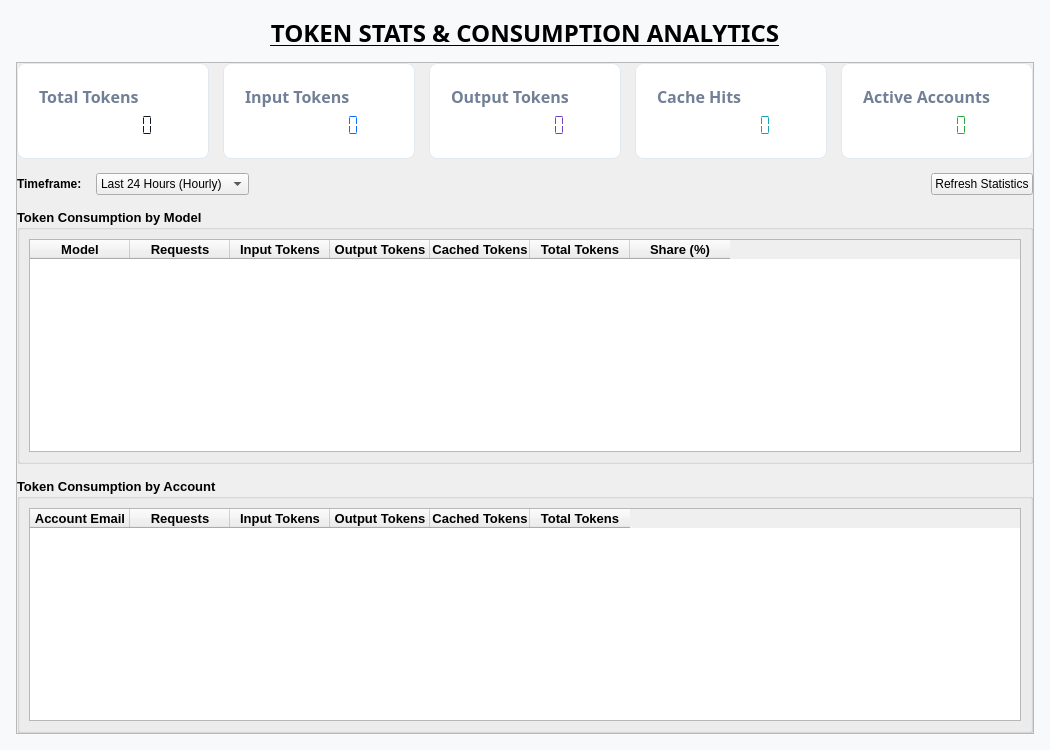
Arean82/Antigravity_Universal_Connector, file src/ui/forms/token_stats.ui: the form before one commit.
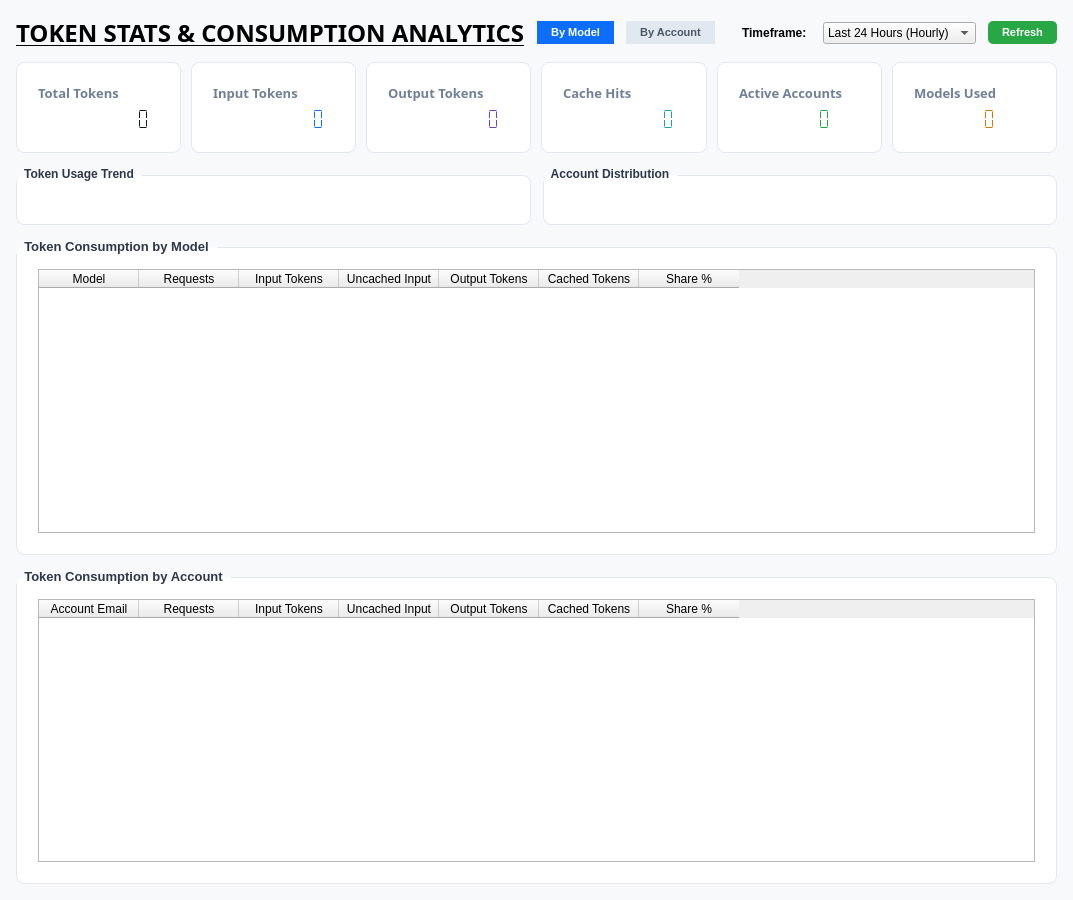
The form after the commit.

Commit message: feat: add dashboard and token stats UI forms, pages, and tests

The edit to the form file:
```diff
--- a/src/ui/forms/token_stats.ui
+++ b/src/ui/forms/token_stats.ui
@@ -3,12 +3,7 @@
  <class>TokenStatsForm</class>
  <widget class="QWidget" name="TokenStatsForm">
   <property name="geometry">
-   <rect>
-    <x>0</x>
-    <y>0</y>
-    <width>1050</width>
-    <height>750</height>
-   </rect>
+   <rect><x>0</x><y>0</y><width>1050</width><height>900</height></rect>
   </property>
   <property name="windowTitle">
    <string>Token Stats</string>
@@ -37,48 +32,89 @@
     <number>16</number>
    </property>
    <item>
-    <widget class="QLabel" name="lblHeaderTitle">
-     <property name="font">
-      <font>
-       <family>DS-Digital</family>
-       <pointsize>18</pointsize>
-       <bold>true</bold>
-       <underline>true</underline>
-      </font>
-     </property>
-     <property name="text">
-      <string>TOKEN STATS &amp; CONSUMPTION ANALYTICS</string>
-     </property>
-     <property name="alignment">
-      <set>Qt::AlignmentFlag::AlignCenter</set>
-     </property>
-    </widget>
+    <layout class="QHBoxLayout" name="layoutHeader">
+     <item>
+      <widget class="QLabel" name="lblHeaderTitle">
+       <property name="font">
+        <font><family>DS-Digital</family><pointsize>18</pointsize><bold>true</bold><underline>true</underline></font>
+       </property>
+       <property name="text"><string>TOKEN STATS &amp; CONSUMPTION ANALYTICS</string></property>
+      </widget>
+     </item>
+     <item>
+      <spacer name="spacerHeader">
+       <property name="orientation"><enum>Qt::Orientation::Horizontal</enum></property>
+       <property name="sizeHint" stdset="0"><size><width>40</width><height>20</height></size></property>
+      </spacer>
+     </item>
+     <!-- viewMode pill buttons -->
+     <item>
+      <widget class="QPushButton" name="btnViewByModel">
+       <property name="text"><string>By Model</string></property>
+       <property name="checkable"><bool>true</bool></property>
+       <property name="checked"><bool>true</bool></property>
+       <property name="styleSheet">
+        <string notr="true">
+         QPushButton { background-color: #0D6EFD; color: #FFFFFF; font-weight: bold; border: none;
+           border-radius: 4px 0 0 4px; padding: 5px 14px; font-size: 11px; }
+         QPushButton:!checked { background-color: #E2E8F0; color: #4A5568; }
+        </string>
+       </property>
+      </widget>
+     </item>
+     <item>
+      <widget class="QPushButton" name="btnViewByAccount">
+       <property name="text"><string>By Account</string></property>
+       <property name="checkable"><bool>true</bool></property>
+       <property name="styleSheet">
+        <string notr="true">
+         QPushButton { background-color: #E2E8F0; color: #4A5568; font-weight: bold; border: none;
+           border-radius: 0 4px 4px 0; padding: 5px 14px; font-size: 11px; }
+         QPushButton:checked { background-color: #0D6EFD; color: #FFFFFF; }
+        </string>
+       </property>
+      </widget>
+     </item>
+     <item>
+      <widget class="QLabel" name="lblTimeframe">
+       <property name="text"><string>Timeframe:</string></property>
+       <property name="font"><font><bold>true</bold></font></property>
+       <property name="styleSheet"><string notr="true">margin-left: 12px;</string></property>
+      </widget>
+     </item>
+     <item>
+      <widget class="QComboBox" name="comboTimeframe">
+       <item><property name="text"><string>Last 24 Hours (Hourly)</string></property></item>
+       <item><property name="text"><string>Last 7 Days (Daily)</string></property></item>
+       <item><property name="text"><string>Last 30 Days (Weekly)</string></property></item>
+      </widget>
+     </item>
+     <item>
+      <widget class="QPushButton" name="btnRefreshStats">
+       <property name="text"><string>Refresh</string></property>
+       <property name="styleSheet">
+        <string notr="true">QPushButton { background-color: #28A745; color: #FFFFFF; font-weight: bold;
+          border: none; border-radius: 5px; padding: 5px 14px; font-size: 11px; }
+          QPushButton:hover { background-color: #218838; }
+          QPushButton:disabled { background-color: #A0AEC0; }
+        </string>
+       </property>
+      </widget>
+     </item>
+    </layout>
    </item>
+
+   <!-- Scroll body -->
    <item>
     <widget class="QScrollArea" name="scrollArea">
      <property name="styleSheet">
-      <string notr="true">
-       QScrollArea#scrollArea {
-         border: none;
-         background-color: transparent;
-       }
-       QScrollArea#scrollArea &gt; QWidget &gt; QWidget {
-         background-color: transparent;
-       }
-      </string>
+      <string notr="true">QScrollArea { background: transparent; border: none; }
+       QWidget#scrollContent { background: transparent; }</string>
      </property>
-     <property name="widgetResizable">
-      <bool>true</bool>
-     </property>
-     <widget class="QWidget" name="scrollAreaWidgetContents">
-      <property name="geometry">
-       <rect>
-        <x>0</x>
-        <y>0</y>
-        <width>1018</width>
-        <height>680</height>
-       </rect>
-      </property>
+     <property name="frameShape"><enum>QFrame::Shape::NoFrame</enum></property>
+     <property name="widgetResizable"><bool>true</bool></property>
+     <widget class="QWidget" name="scrollContent">
+      <property name="geometry"><rect><x>0</x><y>0</y><width>1018</width><height>840</height></rect></property>
       <layout class="QVBoxLayout" name="layoutContent">
        <property name="spacing">
         <number>14</number>
@@ -97,9 +133,9 @@
        </property>
        <item>
         <layout class="QHBoxLayout" name="layoutStatsCards">
-         <property name="spacing">
-          <number>14</number>
-         </property>
+         <property name="spacing"><number>10</number></property>
+
+         <!-- Card 1: Total Tokens -->
          <item>
           <widget class="QFrame" name="cardTotalTokens">
            <property name="styleSheet">
@@ -113,45 +149,17 @@
             </string>
            </property>
            <layout class="QVBoxLayout" name="layoutCard1">
-            <item>
-             <widget class="QLabel" name="lblCardTotalTokensTitle">
-              <property name="font">
-               <font>
-                <family>DS-Digital</family>
-                <pointsize>12</pointsize>
-                <bold>true</bold>
-               </font>
-              </property>
-              <property name="styleSheet">
-               <string notr="true">color: #718096;</string>
-              </property>
-              <property name="text">
-               <string>Total Tokens</string>
-              </property>
-             </widget>
-            </item>
-            <item>
-             <widget class="QLCDNumber" name="valTotalTokens">
-              <property name="font">
-               <font>
-                <pointsize>18</pointsize>
-                <bold>true</bold>
-               </font>
-              </property>
-              <property name="styleSheet">
-               <string notr="true">color: #111827;</string>
-              </property>
-              <property name="frameShape">
-               <enum>QFrame::Shape::NoFrame</enum>
-              </property>
-              <property name="digitCount">
-               <number>8</number>
-              </property>
-              <property name="segmentStyle">
-               <enum>QLCDNumber::SegmentStyle::Flat</enum>
-              </property>
-             </widget>
-            </item>
+            <item><widget class="QLabel" name="lblCardTotalTokensTitle">
+             <property name="font"><font><family>DS-Digital</family><pointsize>10</pointsize><bold>true</bold></font></property>
+             <property name="styleSheet"><string notr="true">color: #718096;</string></property>
+             <property name="text"><string>Total Tokens</string></property>
+            </widget></item>
+            <item><widget class="QLCDNumber" name="valTotalTokens">
+             <property name="styleSheet"><string notr="true">color: #111827;</string></property>
+             <property name="frameShape"><enum>QFrame::Shape::NoFrame</enum></property>
+             <property name="digitCount"><number>10</number></property>
+             <property name="segmentStyle"><enum>QLCDNumber::SegmentStyle::Flat</enum></property>
+            </widget></item>
            </layout>
           </widget>
          </item>
@@ -168,45 +176,17 @@
             </string>
            </property>
            <layout class="QVBoxLayout" name="layoutCard2">
-            <item>
-             <widget class="QLabel" name="lblCardInputTokensTitle">
-              <property name="font">
-               <font>
-                <family>DS-Digital</family>
-                <pointsize>12</pointsize>
-                <bold>true</bold>
-               </font>
-              </property>
-              <property name="styleSheet">
-               <string notr="true">color: #718096;</string>
-              </property>
-              <property name="text">
-               <string>Input Tokens</string>
-              </property>
-             </widget>
-            </item>
-            <item>
-             <widget class="QLCDNumber" name="valInputTokens">
-              <property name="font">
-               <font>
-                <pointsize>18</pointsize>
-                <bold>true</bold>
-               </font>
-              </property>
-              <property name="styleSheet">
-               <string notr="true">color: #0D6EFD;</string>
-              </property>
-              <property name="frameShape">
-               <enum>QFrame::Shape::NoFrame</enum>
-              </property>
-              <property name="digitCount">
-               <number>8</number>
-              </property>
-              <property name="segmentStyle">
-               <enum>QLCDNumber::SegmentStyle::Flat</enum>
-              </property>
-             </widget>
-            </item>
+            <item><widget class="QLabel" name="lblCardInputTokensTitle">
+             <property name="font"><font><family>DS-Digital</family><pointsize>10</pointsize><bold>true</bold></font></property>
+             <property name="styleSheet"><string notr="true">color: #718096;</string></property>
+             <property name="text"><string>Input Tokens</string></property>
+            </widget></item>
+            <item><widget class="QLCDNumber" name="valInputTokens">
+             <property name="styleSheet"><string notr="true">color: #0D6EFD;</string></property>
+             <property name="frameShape"><enum>QFrame::Shape::NoFrame</enum></property>
+             <property name="digitCount"><number>10</number></property>
+             <property name="segmentStyle"><enum>QLCDNumber::SegmentStyle::Flat</enum></property>
+            </widget></item>
            </layout>
           </widget>
          </item>
@@ -223,45 +203,17 @@
             </string>
            </property>
            <layout class="QVBoxLayout" name="layoutCard3">
-            <item>
-             <widget class="QLabel" name="lblCardOutputTokensTitle">
-              <property name="font">
-               <font>
-                <family>DS-Digital</family>
-                <pointsize>12</pointsize>
-                <bold>true</bold>
-               </font>
-              </property>
-              <property name="styleSheet">
-               <string notr="true">color: #718096;</string>
-              </property>
-              <property name="text">
-               <string>Output Tokens</string>
-              </property>
-             </widget>
-            </item>
-            <item>
-             <widget class="QLCDNumber" name="valOutputTokens">
-              <property name="font">
-               <font>
-                <pointsize>18</pointsize>
-                <bold>true</bold>
-               </font>
-              </property>
-              <property name="styleSheet">
-               <string notr="true">color: #6F42C1;</string>
-              </property>
-              <property name="frameShape">
-               <enum>QFrame::Shape::NoFrame</enum>
-              </property>
-              <property name="digitCount">
-               <number>8</number>
-              </property>
-              <property name="segmentStyle">
-               <enum>QLCDNumber::SegmentStyle::Flat</enum>
-              </property>
-             </widget>
-            </item>
+            <item><widget class="QLabel" name="lblCardOutputTokensTitle">
+             <property name="font"><font><family>DS-Digital</family><pointsize>10</pointsize><bold>true</bold></font></property>
+             <property name="styleSheet"><string notr="true">color: #718096;</string></property>
+             <property name="text"><string>Output Tokens</string></property>
+            </widget></item>
+            <item><widget class="QLCDNumber" name="valOutputTokens">
+             <property name="styleSheet"><string notr="true">color: #6F42C1;</string></property>
+             <property name="frameShape"><enum>QFrame::Shape::NoFrame</enum></property>
+             <property name="digitCount"><number>10</number></property>
+             <property name="segmentStyle"><enum>QLCDNumber::SegmentStyle::Flat</enum></property>
+            </widget></item>
            </layout>
           </widget>
          </item>
@@ -278,45 +230,17 @@
             </string>
            </property>
            <layout class="QVBoxLayout" name="layoutCard4">
-            <item>
-             <widget class="QLabel" name="lblCardCachedTokensTitle">
-              <property name="font">
-               <font>
-                <family>DS-Digital</family>
-                <pointsize>12</pointsize>
-                <bold>true</bold>
-               </font>
-              </property>
-              <property name="styleSheet">
-               <string notr="true">color: #718096;</string>
-              </property>
-              <property name="text">
-               <string>Cache Hits</string>
-              </property>
-             </widget>
-            </item>
-            <item>
-             <widget class="QLCDNumber" name="valCachedTokens">
-              <property name="font">
-               <font>
-                <pointsize>18</pointsize>
-                <bold>true</bold>
-               </font>
-              </property>
-              <property name="styleSheet">
-               <string notr="true">color: #17A2B8;</string>
-              </property>
-              <property name="frameShape">
-               <enum>QFrame::Shape::NoFrame</enum>
-              </property>
-              <property name="digitCount">
-               <number>8</number>
-              </property>
-              <property name="segmentStyle">
-               <enum>QLCDNumber::SegmentStyle::Flat</enum>
-              </property>
-             </widget>
-            </item>
+            <item><widget class="QLabel" name="lblCardCachedTokensTitle">
+             <property name="font"><font><family>DS-Digital</family><pointsize>10</pointsize><bold>true</bold></font></property>
+             <property name="styleSheet"><string notr="true">color: #718096;</string></property>
+             <property name="text"><string>Cache Hits</string></property>
+            </widget></item>
+            <item><widget class="QLCDNumber" name="valCachedTokens">
+             <property name="styleSheet"><string notr="true">color: #17A2B8;</string></property>
+             <property name="frameShape"><enum>QFrame::Shape::NoFrame</enum></property>
+             <property name="digitCount"><number>10</number></property>
+             <property name="segmentStyle"><enum>QLCDNumber::SegmentStyle::Flat</enum></property>
+            </widget></item>
            </layout>
           </widget>
          </item>
@@ -333,103 +257,95 @@
             </string>
            </property>
            <layout class="QVBoxLayout" name="layoutCard5">
-            <item>
-             <widget class="QLabel" name="lblCardActiveAccountsTitle">
-              <property name="font">
-               <font>
-                <family>DS-Digital</family>
-                <pointsize>12</pointsize>
-                <bold>true</bold>
-               </font>
-              </property>
-              <property name="styleSheet">
-               <string notr="true">color: #718096;</string>
-              </property>
-              <property name="text">
-               <string>Active Accounts</string>
-              </property>
-             </widget>
-            </item>
-            <item>
-             <widget class="QLCDNumber" name="valActiveAccounts">
-              <property name="font">
-               <font>
-                <pointsize>18</pointsize>
-                <bold>true</bold>
-               </font>
-              </property>
-              <property name="styleSheet">
-               <string notr="true">color: #28A745;</string>
-              </property>
-              <property name="frameShape">
-               <enum>QFrame::Shape::NoFrame</enum>
-              </property>
-              <property name="digitCount">
-               <number>6</number>
-              </property>
-              <property name="segmentStyle">
-               <enum>QLCDNumber::SegmentStyle::Flat</enum>
-              </property>
-             </widget>
-            </item>
+            <item><widget class="QLabel" name="lblCardActiveAccountsTitle">
+             <property name="font"><font><family>DS-Digital</family><pointsize>10</pointsize><bold>true</bold></font></property>
+             <property name="styleSheet"><string notr="true">color: #718096;</string></property>
+             <property name="text"><string>Active Accounts</string></property>
+            </widget></item>
+            <item><widget class="QLCDNumber" name="valActiveAccounts">
+             <property name="styleSheet"><string notr="true">color: #28A745;</string></property>
+             <property name="frameShape"><enum>QFrame::Shape::NoFrame</enum></property>
+             <property name="digitCount"><number>6</number></property>
+             <property name="segmentStyle"><enum>QLCDNumber::SegmentStyle::Flat</enum></property>
+            </widget></item>
            </layout>
           </widget>
          </item>
+
+         <!-- Card 6: Models Used (MISSING — now added) -->
+         <item>
+          <widget class="QFrame" name="cardModelsUsed">
+           <property name="styleSheet"><string notr="true">QFrame#cardModelsUsed { background-color: #FFFFFF; border: 1px solid #E2E8F0; border-radius: 8px; padding: 12px; }</string></property>
+           <layout class="QVBoxLayout" name="layoutCard6">
+            <item><widget class="QLabel" name="lblCardModelsUsedTitle">
+             <property name="font"><font><family>DS-Digital</family><pointsize>10</pointsize><bold>true</bold></font></property>
+             <property name="styleSheet"><string notr="true">color: #718096;</string></property>
+             <property name="text"><string>Models Used</string></property>
+            </widget></item>
+            <item><widget class="QLCDNumber" name="valModelsUsed">
+             <property name="styleSheet"><string notr="true">color: #D97706;</string></property>
+             <property name="frameShape"><enum>QFrame::Shape::NoFrame</enum></property>
+             <property name="digitCount"><number>4</number></property>
+             <property name="segmentStyle"><enum>QLCDNumber::SegmentStyle::Flat</enum></property>
+            </widget></item>
+           </layout>
+          </widget>
+         </item>
+
         </layout>
        </item>
        <item>
-        <layout class="QHBoxLayout" name="layoutPeriodFilter">
+        <layout class="QHBoxLayout" name="layoutChartsRow">
+         <property name="spacing"><number>12</number></property>
+
+         <!-- Trend chart container (by model / by account stacked area) -->
          <item>
-          <widget class="QLabel" name="lblTimeframe">
-           <property name="font">
-            <font>
-             <bold>true</bold>
-            </font>
+          <widget class="QGroupBox" name="groupTrendChart">
+           <property name="title"><string>Token Usage Trend</string></property>
+           <property name="styleSheet">
+            <string notr="true">QGroupBox { background-color: #FFFFFF; border: 1px solid #E2E8F0;
+              border-radius: 8px; margin-top: 8px; padding: 12px; font-weight: bold; }
+              QGroupBox::title { subcontrol-origin: margin; subcontrol-position: top left;
+              padding: 0 6px; color: #2D3748; }</string>
            </property>
-           <property name="text">
-            <string>Timeframe:</string>
-           </property>
+           <layout class="QVBoxLayout" name="layoutTrendChart">
+            <!-- Chart widget injected at runtime via token_stats_page.py -->
+            <item>
+             <widget class="QWidget" name="placeholderTrendChart">
+              <property name="minimumHeight"><number>240</number></property>
+             </widget>
+            </item>
+           </layout>
           </widget>
          </item>
+
+         <!-- Donut pie container (account distribution) -->
          <item>
-          <widget class="QComboBox" name="comboTimeframe">
-           <item>
-            <property name="text">
-             <string>Last 24 Hours (Hourly)</string>
-            </property>
-           </item>
-           <item>
-            <property name="text">
-             <string>Last 7 Days (Daily)</string>
-            </property>
-           </item>
-           <item>
-            <property name="text">
-             <string>Last 30 Days (Weekly)</string>
-            </property>
-           </item>
-          </widget>
-         </item>
-         <item>
-          <spacer name="spacerPeriod">
-           <property name="orientation">
-            <enum>Qt::Orientation::Horizontal</enum>
+          <widget class="QGroupBox" name="groupPieChart">
+           <property name="title"><string>Account Distribution</string></property>
+           <property name="maximumWidth"><number>320</number></property>
+           <property name="styleSheet">
+            <string notr="true">QGroupBox { background-color: #FFFFFF; border: 1px solid #E2E8F0;
+              border-radius: 8px; margin-top: 8px; padding: 12px; font-weight: bold; }
+              QGroupBox::title { subcontrol-origin: margin; subcontrol-position: top left;
+              padding: 0 6px; color: #2D3748; }</string>
            </property>
-           <property name="sizeHint" stdset="0">
-            <size>
-             <width>40</width>
-             <height>20</height>
-            </size>
-           </property>
-          </spacer>
-         </item>
-         <item>
-          <widget class="QPushButton" name="btnRefreshStats">
-           <property name="text">
-            <string>Refresh Statistics</string>
-           </property>
+           <layout class="QVBoxLayout" name="layoutPieChart">
+            <item>
+             <widget class="QWidget" name="placeholderPieChart">
+              <property name="minimumHeight"><number>200</number></property>
+             </widget>
+            </item>
+            <!-- Pie legend (top 5 accounts) — labels injected at runtime -->
+            <item>
+             <widget class="QWidget" name="pieLegendWidget">
+              <property name="minimumHeight"><number>40</number></property>
+             </widget>
+            </item>
+           </layout>
           </widget>
          </item>
+
         </layout>
        </item>
        <item>
@@ -441,62 +357,28 @@
            <bold>true</bold>
           </font>
          </property>
-         <property name="title">
-          <string>Token Consumption by Model</string>
+         <property name="title"><string>Token Consumption by Model</string></property>
+         <property name="styleSheet">
+          <string notr="true">QGroupBox { background-color: #FFFFFF; border: 1px solid #E2E8F0;
+            border-radius: 8px; margin-top: 8px; padding: 12px; }
+            QGroupBox::title { subcontrol-origin: margin; subcontrol-position: top left;
+            padding: 0 6px; color: #2D3748; }</string>
          </property>
          <layout class="QVBoxLayout" name="layoutModelStats">
           <item>
            <widget class="QTableWidget" name="tableModelStats">
-            <property name="alternatingRowColors">
-             <bool>true</bool>
-            </property>
-            <property name="selectionBehavior">
-             <enum>QAbstractItemView::SelectionBehavior::SelectRows</enum>
-            </property>
-            <property name="selectionMode">
-             <enum>QAbstractItemView::SelectionMode::SingleSelection</enum>
-            </property>
-            <property name="editTriggers">
-             <enum>QAbstractItemView::EditTrigger::NoEditTriggers</enum>
-            </property>
-            <property name="columnCount">
-             <number>7</number>
-            </property>
-            <column>
-             <property name="text">
-              <string>Model</string>
-             </property>
-            </column>
-            <column>
-             <property name="text">
-              <string>Requests</string>
-             </property>
-            </column>
-            <column>
-             <property name="text">
-              <string>Input Tokens</string>
-             </property>
-            </column>
-            <column>
-             <property name="text">
-              <string>Output Tokens</string>
-             </property>
-            </column>
-            <column>
-             <property name="text">
-              <string>Cached Tokens</string>
-             </property>
-            </column>
-            <column>
-             <property name="text">
-              <string>Total Tokens</string>
-             </property>
-            </column>
-            <column>
-             <property name="text">
-              <string>Share (%)</string>
-             </property>
-            </column>
+            <property name="alternatingRowColors"><bool>true</bool></property>
+            <property name="selectionBehavior"><enum>QAbstractItemView::SelectionBehavior::SelectRows</enum></property>
+            <property name="selectionMode"><enum>QAbstractItemView::SelectionMode::SingleSelection</enum></property>
+            <property name="editTriggers"><set>QAbstractItemView::EditTrigger::NoEditTriggers</set></property>
+            <property name="columnCount"><number>7</number></property>
+            <column><property name="text"><string>Model</string></property></column>
+            <column><property name="text"><string>Requests</string></property></column>
+            <column><property name="text"><string>Input Tokens</string></property></column>
+            <column><property name="text"><string>Uncached Input</string></property></column>
+            <column><property name="text"><string>Output Tokens</string></property></column>
+            <column><property name="text"><string>Cached Tokens</string></property></column>
+            <column><property name="text"><string>Share %</string></property></column>
            </widget>
           </item>
          </layout>
@@ -511,57 +393,28 @@
            <bold>true</bold>
           </font>
          </property>
-         <property name="title">
-          <string>Token Consumption by Account</string>
+         <property name="title"><string>Token Consumption by Account</string></property>
+         <property name="styleSheet">
+          <string notr="true">QGroupBox { background-color: #FFFFFF; border: 1px solid #E2E8F0;
+            border-radius: 8px; margin-top: 8px; padding: 12px; }
+            QGroupBox::title { subcontrol-origin: margin; subcontrol-position: top left;
+            padding: 0 6px; color: #2D3748; }</string>
          </property>
          <layout class="QVBoxLayout" name="layoutAccountStats">
           <item>
            <widget class="QTableWidget" name="tableAccountStats">
-            <property name="alternatingRowColors">
-             <bool>true</bool>
-            </property>
-            <property name="selectionBehavior">
-             <enum>QAbstractItemView::SelectionBehavior::SelectRows</enum>
-            </property>
-            <property name="selectionMode">
-             <enum>QAbstractItemView::SelectionMode::SingleSelection</enum>
-            </property>
-            <property name="editTriggers">
-             <enum>QAbstractItemView::EditTrigger::NoEditTriggers</enum>
-            </property>
-            <property name="columnCount">
-             <number>6</number>
-            </property>
-            <column>
-             <property name="text">
-              <string>Account Email</string>
-             </property>
-            </column>
-            <column>
-             <property name="text">
-              <string>Requests</string>
-             </property>
-            </column>
-            <column>
-             <property name="text">
-              <string>Input Tokens</string>
-             </property>
-            </column>
-            <column>
-             <property name="text">
-              <string>Output Tokens</string>
-             </property>
-            </column>
-            <column>
-             <property name="text">
-              <string>Cached Tokens</string>
-             </property>
-            </column>
-            <column>
-             <property name="text">
-              <string>Total Tokens</string>
-             </property>
-            </column>
+            <property name="alternatingRowColors"><bool>true</bool></property>
+            <property name="selectionBehavior"><enum>QAbstractItemView::SelectionBehavior::SelectRows</enum></property>
+            <property name="selectionMode"><enum>QAbstractItemView::SelectionMode::SingleSelection</enum></property>
+            <property name="editTriggers"><set>QAbstractItemView::EditTrigger::NoEditTriggers</set></property>
+            <property name="columnCount"><number>7</number></property>
+            <column><property name="text"><string>Account Email</string></property></column>
+            <column><property name="text"><string>Requests</string></property></column>
+            <column><property name="text"><string>Input Tokens</string></property></column>
+            <column><property name="text"><string>Uncached Input</string></property></column>
+            <column><property name="text"><string>Output Tokens</string></property></column>
+            <column><property name="text"><string>Cached Tokens</string></property></column>
+            <column><property name="text"><string>Share %</string></property></column>
            </widget>
           </item>
          </layout>
```
Left out of the diff: 137 changed lines with no effect on the pictures. The commit also changes 5 other files.
